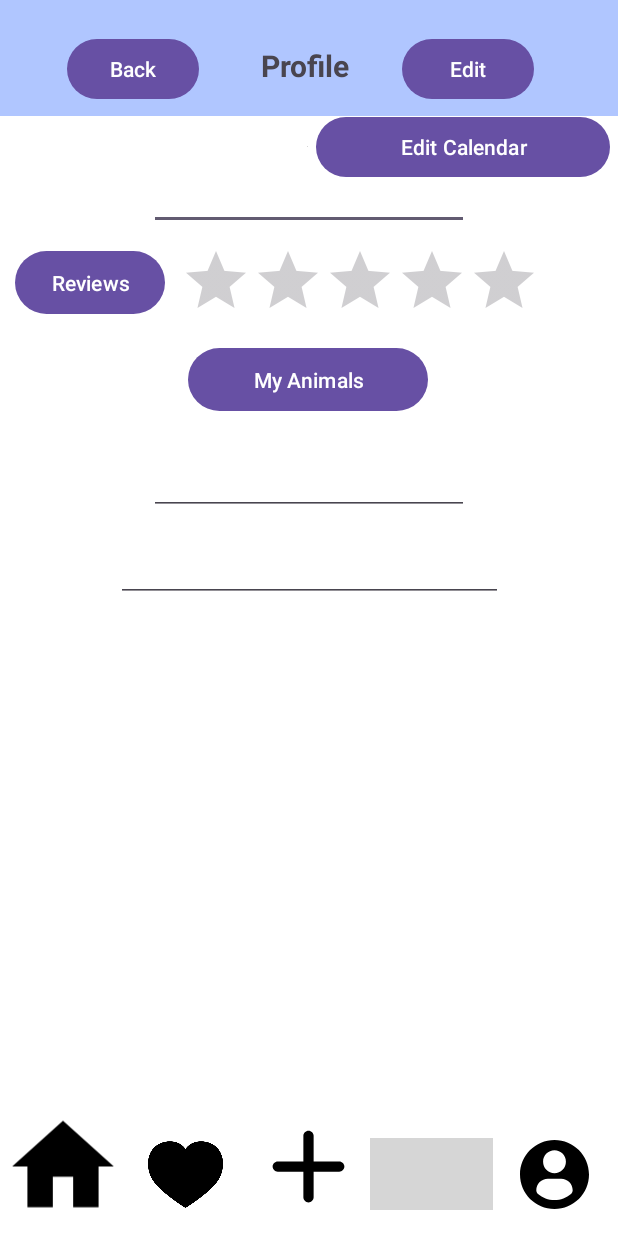
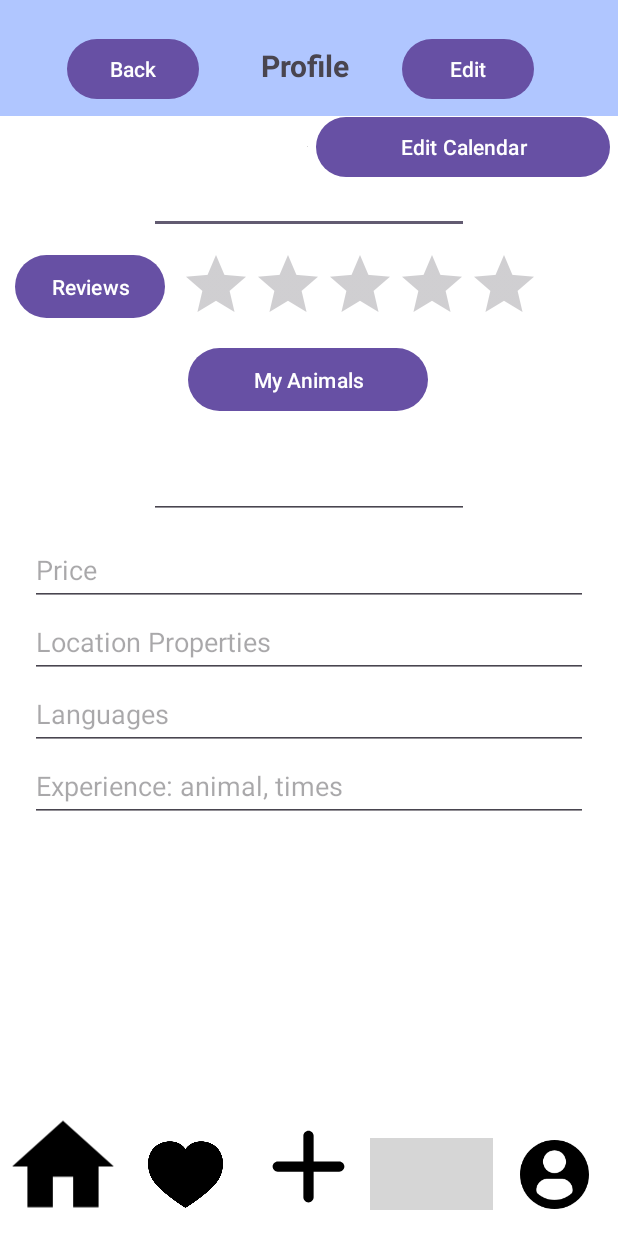
Before and after one commit to LutfuHeysem/PawsitiveCareFinal, an Android app built with Jetpack Compose: the layout activity_profile_page1.xml on its own in the app's theme, with its tools: preview values and no code run, on a phone screen of 412 x 824 dp. Run offline under Robolectric (Android 15) with nearby library versions, the phone set to English and light mode, and no system bars; grey boxes are pictures that could not be loaded.

Commit message:
Edit Profile Page working

```diff
--- a/PawSitive2/app/src/main/java/com/example/pawsitive/acitvities/Login.java
+++ b/PawSitive2/app/src/main/java/com/example/pawsitive/acitvities/Login.java
@@ -82,7 +82,6 @@ public class Login extends AppCompatActivity {
                                         User loggedUser = new User(logEmail);
                                         Toast.makeText(Login.this, "Successful Login!", Toast.LENGTH_SHORT).show();
 
-                                        User.getReviews(User.getEmail());
 
                                         //TEMPORARY
                                         Intent homeIntent = new Intent(Login.this, HomePage.class);
@@ -93,7 +92,7 @@ public class Login extends AppCompatActivity {
                                         Intent reviewIntent = new Intent(Login.this, ReviewMain.class);
                                         Intent profileIntent = new Intent(Login.this, ProfilePage1.class);
 
-                                        startActivity(reviewIntent);
+                                        startActivity(profileIntent);
 
                                     }
                                     else if(currUser != null && !currUser.isEmailVerified())
--- a/PawSitive2/app/src/main/res/layout/activity_profile_page1.xml
+++ b/PawSitive2/app/src/main/res/layout/activity_profile_page1.xml
@@ -183,6 +183,7 @@
         android:layout_marginTop="10dp"
         android:ems="10"
         android:inputType="text"
+        android:minHeight="48dp"
         app:layout_constraintEnd_toEndOf="parent"
         app:layout_constraintStart_toStartOf="parent"
         app:layout_constraintTop_toBottomOf="@+id/profileImage" />
@@ -205,6 +206,7 @@
         android:editable="false"
         android:ems="10"
         android:inputType="text"
+        android:minHeight="48dp"
         app:layout_constraintEnd_toEndOf="parent"
         app:layout_constraintStart_toStartOf="parent"
         app:layout_constraintTop_toBottomOf="@+id/myAnimalButton" />
@@ -229,20 +231,6 @@
         app:layout_constraintStart_toEndOf="@+id/reviewsButton"
         app:layout_constraintTop_toTopOf="@+id/reviewsButton" />
 
-    <EditText
-        android:id="@+id/allInfo"
-        android:layout_width="258dp"
-        android:layout_height="wrap_content"
-        android:layout_marginTop="10dp"
-        android:clickable="false"
-        android:ems="10"
-        android:gravity="start|top"
-        android:inputType="textMultiLine"
-        android:minHeight="48dp"
-        app:layout_constraintEnd_toEndOf="parent"
-        app:layout_constraintStart_toStartOf="parent"
-        app:layout_constraintTop_toBottomOf="@+id/locationText" />
-
     <Button
         android:id="@+id/EditCalendarButton"
         android:layout_width="0dp"
@@ -255,4 +243,64 @@
         app:layout_constraintStart_toEndOf="@+id/profileImage"
         app:layout_constraintTop_toTopOf="@+id/profileImage" />
 
+    <EditText
+        android:id="@+id/priceInfo"
+        android:layout_width="0dp"
+        android:layout_height="wrap_content"
+        android:layout_marginStart="20dp"
+        android:layout_marginTop="10dp"
+        android:layout_marginEnd="20dp"
+        android:clickable="false"
+        android:editable="false"
+        android:ems="10"
+        android:hint="Price"
+        android:inputType="text"
+        android:minHeight="48dp"
+        app:layout_constraintEnd_toEndOf="parent"
+        app:layout_constraintStart_toStartOf="parent"
+        app:layout_constraintTop_toBottomOf="@+id/locationText" />
+
+    <EditText
+        android:id="@+id/locationPropertiesInfo"
+        android:layout_width="0dp"
+        android:layout_height="wrap_content"
+        android:clickable="false"
+        android:editable="false"
+        android:ems="10"
+        android:hint="Location Properties"
+        android:inputType="text"
+        android:minHeight="48dp"
+        app:layout_constraintEnd_toEndOf="@+id/priceInfo"
+        app:layout_constraintStart_toStartOf="@+id/priceInfo"
+        app:layout_constraintTop_toBottomOf="@+id/priceInfo" />
+
+    <EditText
+        android:id="@+id/languagesInfo"
+        android:layout_width="0dp"
+        android:layout_height="wrap_content"
+        android:clickable="false"
+        android:editable="false"
+        android:ems="10"
+        android:hint="Languages"
+        android:inputType="text"
+        android:minHeight="48dp"
+        app:layout_constraintEnd_toEndOf="@+id/locationPropertiesInfo"
+        app:layout_constraintHorizontal_bias="0.0"
+        app:layout_constraintStart_toStartOf="@+id/locationPropertiesInfo"
+        app:layout_constraintTop_toBottomOf="@+id/locationPropertiesInfo" />
+
+    <EditText
+        android:id="@+id/experienceInfo"
+        android:layout_width="0dp"
+        android:layout_height="wrap_content"
+        android:clickable="false"
+        android:editable="false"
+        android:ems="10"
+        android:hint="Experience: animal, times"
+        android:inputType="text"
+        android:minHeight="48dp"
+        app:layout_constraintEnd_toEndOf="@+id/languagesInfo"
+        app:layout_constraintStart_toStartOf="@+id/languagesInfo"
+        app:layout_constraintTop_toBottomOf="@+id/languagesInfo" />
+
 </androidx.constraintlayout.widget.ConstraintLayout>
```
Also changed, not shown: PawSitive2/app/src/main/java/com/example/pawsitive/acitvities/ProfilePage1.java (+89 -9 lines).
